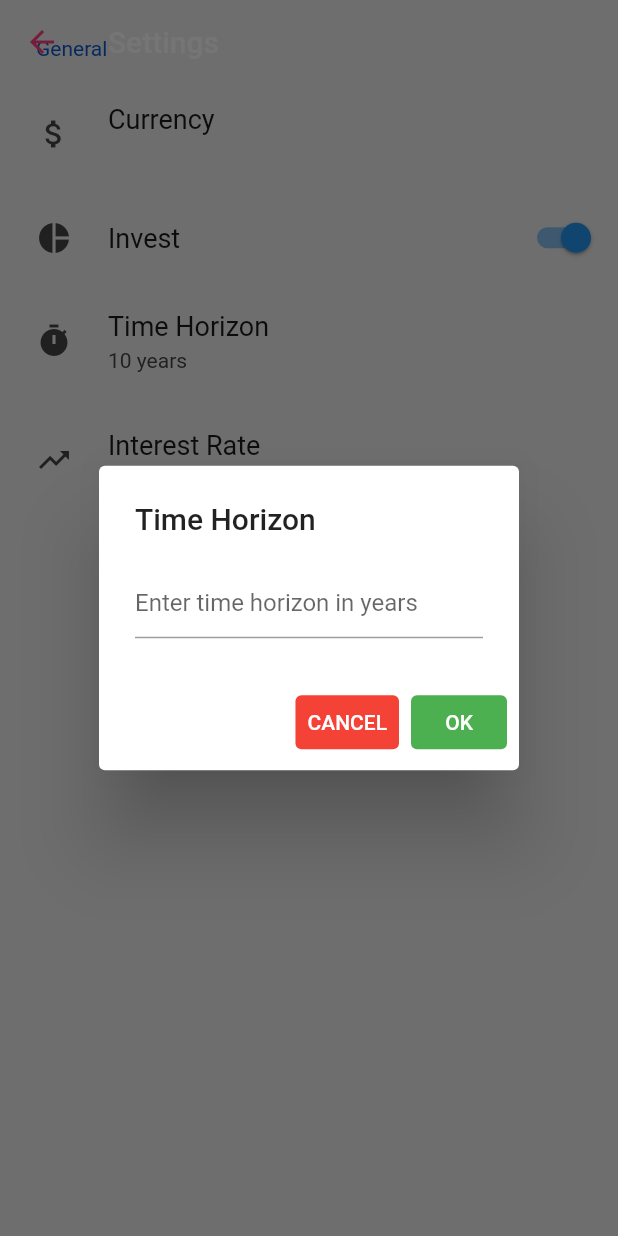
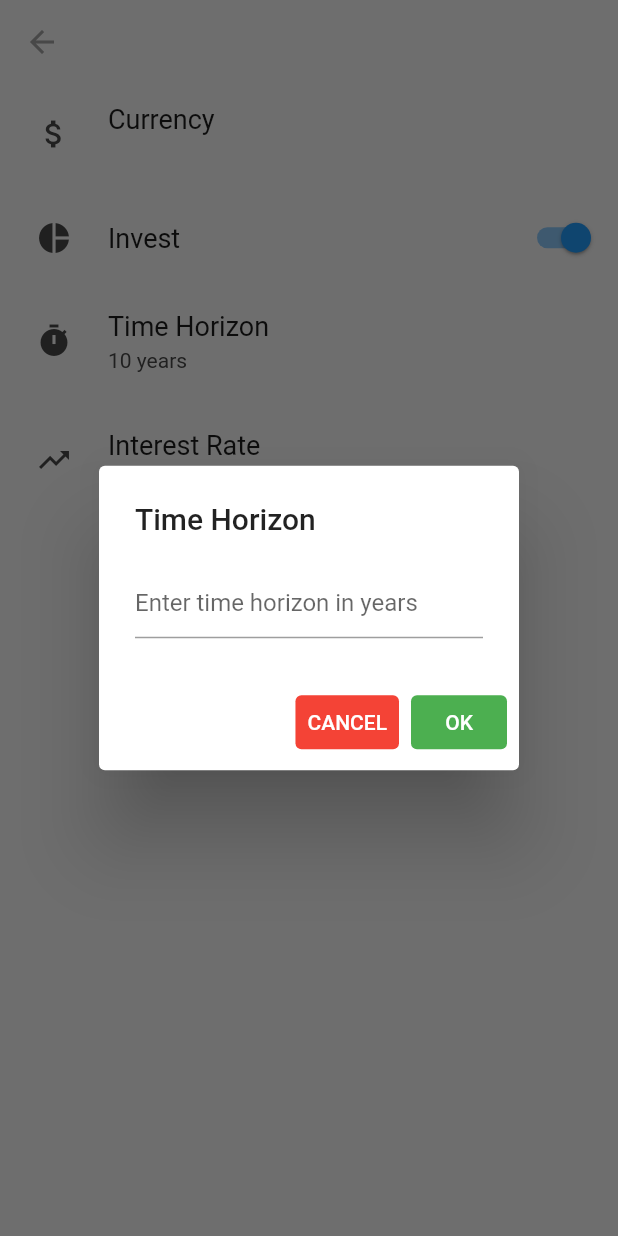
Before and after one commit to christianjensen2903/savings_app, a Flutter app: the SettingsPage screen opened directly, after a tap on "Time Horizon", on a phone screen of 412 x 824 dp. Run offline on Flutter 3.47's test engine with Material 2 defaults, Android fonts, the phone set to English and light mode, and no system bars; drawn by our look-alikes of settings_ui; our stand-ins replace lottie, money_formatter; missing offline and left inert: currency_picker.

Commit message:
Resizing of widgets

```diff
--- a/lib/MainPage.dart
+++ b/lib/MainPage.dart
@@ -38,7 +38,7 @@ class _MainPageState extends State<MainPage> with TickerProviderStateMixin {
       vsync: this,
     );
     timer = Timer.periodic(
-        Duration(seconds: 30), (Timer t) => runRandomAnimation());
+        Duration(seconds: 15), (Timer t) => runRandomAnimation());
   }
 
   @override
@@ -73,7 +73,7 @@ class _MainPageState extends State<MainPage> with TickerProviderStateMixin {
               Navigator.push(context,
                   MaterialPageRoute(builder: (context) => SettingsPage()));
             },
-            child: const Icon(Icons.settings, color: Colors.pinkAccent)),
+            child: const Icon(Icons.settings, color: Colors.grey)),
       ),
       body: Center(
         child: Column(
@@ -115,14 +115,23 @@ class _MainPageState extends State<MainPage> with TickerProviderStateMixin {
                 ]
               ],
             ),
-            Lottie.network(_pigUrl,
-                height: 500,
+            SizedBox(
+              height: MediaQuery.of(context).size.height * 0.6,
+              child: OverflowBox(
+                maxHeight: MediaQuery.of(context).size.height * 0.9,
+                child: Lottie.network(_pigUrl,
+                    // height: MediaQuery.of(context).size.height * 0.75,
                     repeat: false,
                     controller: _animationController, onLoaded: (composition) {
                   _animationController
                     ..duration = composition.duration
                     ..forward();
                 }),
+              ),
+            ),
+            SizedBox(
+              height: 50,
+            ),
             TextButton(
                 child: const Text('ADD'),
                 style: TextButton.styleFrom(
@@ -167,6 +176,8 @@ class _MainPageState extends State<MainPage> with TickerProviderStateMixin {
     OverlayEntry overlayEntry;
     overlayEntry = OverlayEntry(builder: (context) {
       return Center(
+          child: SizedBox(
+        height: MediaQuery.of(context).size.height * 1,
         child: Lottie.network(
             'https://assets2.lottiefiles.com/packages/lf20_wwhhicx3.json',
             height: 500,
@@ -175,12 +186,10 @@ class _MainPageState extends State<MainPage> with TickerProviderStateMixin {
           _moneyAnimationController
             ..duration = composition.duration
             ..forward();
-      }));
+        }),
+      ));
     });
-    // animationController!.addListener(() {
-    //   overlayState!.setState(() {});
-    // });
-    // _moneyAnimationController.repeat();
+
     overlayState.setState(() {});
     if (_moneyAnimationController.duration != null) {
       _moneyAnimationController.reset();
--- a/lib/SettingsPage.dart
+++ b/lib/SettingsPage.dart
@@ -19,21 +19,20 @@ class SettingsPage extends StatelessWidget {
         appBar: AppBar(
           elevation: 0,
           backgroundColor: Colors.transparent,
-          title: const Text('Settings'),
           leading: GestureDetector(
             onTap: () {
               Navigator.pop(context);
             },
             child: const Icon(
               Icons.arrow_back,
-              color: Colors.pinkAccent,
+              color: Colors.grey,
             ),
           ),
         ),
         body: SettingsList(
           sections: [
             SettingsSection(
-              title: const Text('General'),
+              title: const Text(''),
               tiles: [
                 SettingsTile(
                   title: const Text('Currency'),
```
Lines whose indentation alone changed are shown as unchanged.
